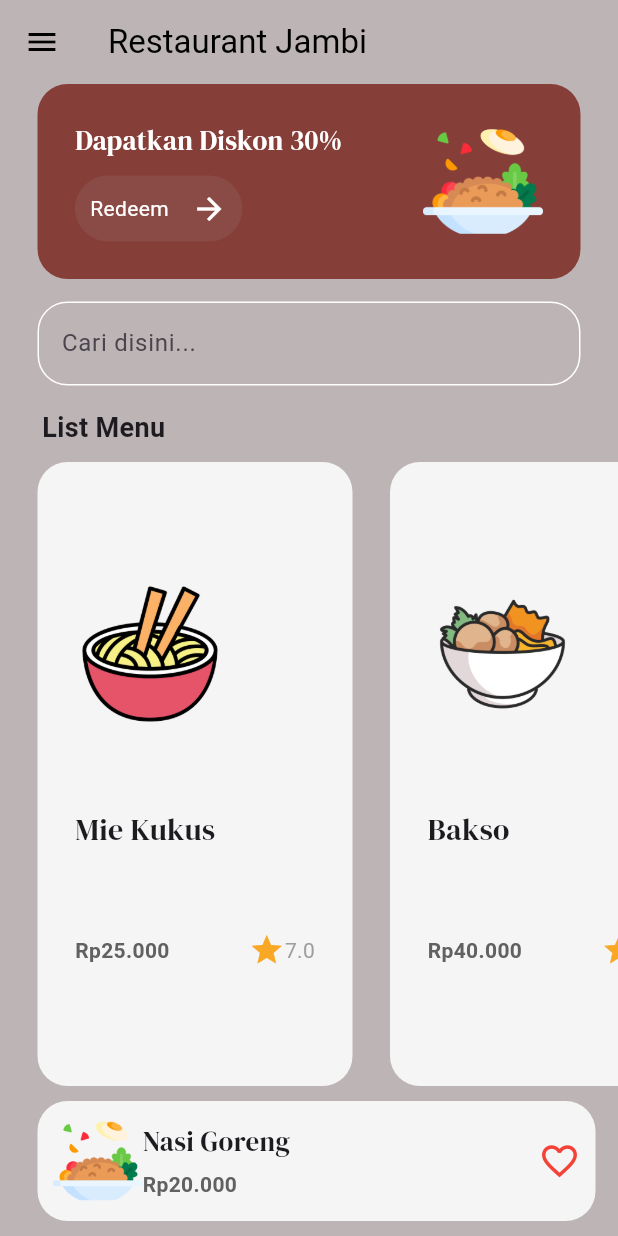
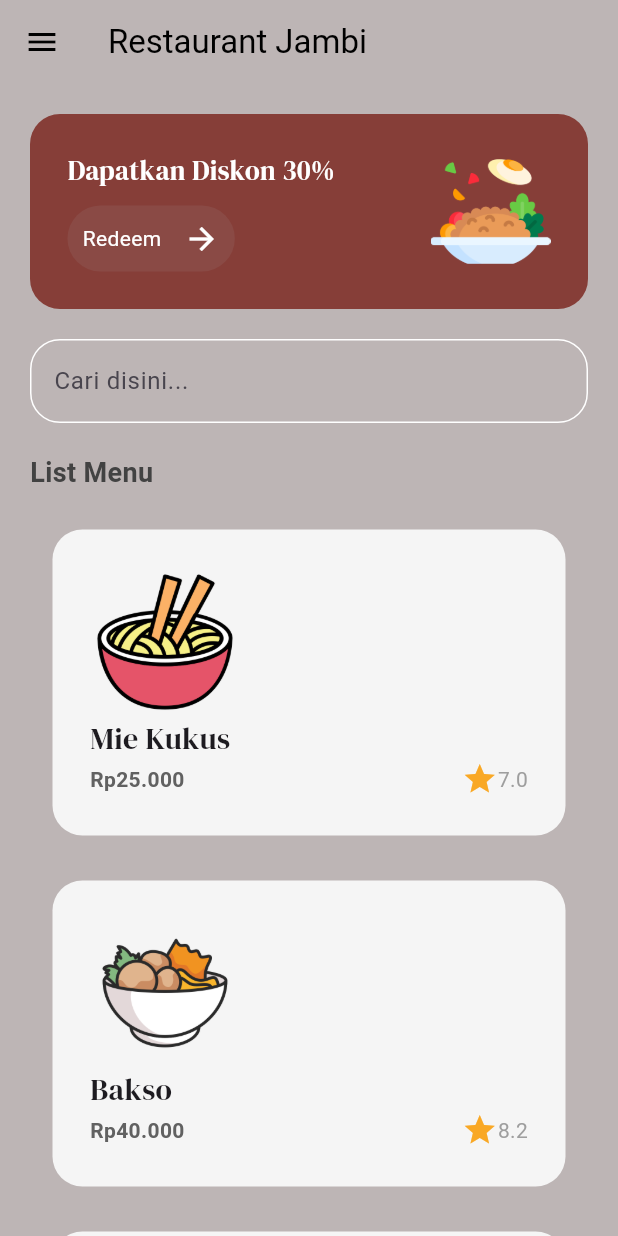
Before and after one commit to Budisyahputra/myapp, a Flutter app: the MenuPage screen opened by its route, on a phone screen of 412 x 824 dp. Run offline on Flutter 3.47's test engine with Material 3 defaults, Android fonts, the phone set to English and light mode, and no system bars; our stand-ins replace google_fonts.

Commit message:
Membuat halaman MenuPage dan DaftarMakanan responsif
- Menyesuaikan ukuran kontainer berdasarkan lebar layar\n- Menggunakan GridView untuk tampilan lebar dan ListView untuk tampilan sempit\n- Menggunakan MediaQuery untuk mendapatkan ukuran layar

```diff
--- a/lib/components/daftar_makanan.dart
+++ b/lib/components/daftar_makanan.dart
@@ -9,12 +9,16 @@ class DaftarMakanan extends StatelessWidget {
 
   @override
   Widget build(BuildContext context) {
+    final screenWidth = MediaQuery.of(context).size.width;
+    final isWideScreen = screenWidth > 600;
+
     return Container(
+      width: isWideScreen ? (screenWidth / 2) - 40 : screenWidth - 50,
       decoration: BoxDecoration(
         color: Colors.grey[100],
         borderRadius: BorderRadius.circular(20),
       ),
-      margin: const EdgeInsets.only(left: 25),
+      margin: const EdgeInsets.all(15),
       padding: const EdgeInsets.all(25),
       child: Column(
         crossAxisAlignment: CrossAxisAlignment.start,
@@ -29,7 +33,7 @@ class DaftarMakanan extends StatelessWidget {
             style: GoogleFonts.dmSerifDisplay(fontSize: 20),
           ),
           SizedBox(
-            width: 160,
+            width: double.infinity,
             height: 25,
             child: Row(
               mainAxisAlignment: MainAxisAlignment.spaceBetween,
@@ -52,7 +56,7 @@ class DaftarMakanan extends StatelessWidget {
                       style: const TextStyle(color: Colors.grey),
                     ),
                   ],
-                )
+                ),
               ],
             ),
           ),
--- a/lib/pages/menu_pages.dart
+++ b/lib/pages/menu_pages.dart
@@ -33,10 +33,25 @@ class _MenuPageState extends State<MenuPage> {
       gambar: "images/fried-rice.png",
       rating: "9.1",
     ),
+    Makanan(
+      nama: "Nasi Goreng",
+      harga: "20.000",
+      gambar: "images/fried-rice.png",
+      rating: "9.1",
+    ),
+    Makanan(
+      nama: "Nasi Goreng",
+      harga: "20.000",
+      gambar: "images/fried-rice.png",
+      rating: "9.1",
+    ),
   ];
 
   @override
   Widget build(BuildContext context) {
+    final screenWidth = MediaQuery.of(context).size.width;
+    final isWideScreen = screenWidth > 600;
+
     return Scaffold(
       backgroundColor: const Color.fromARGB(255, 189, 181, 181),
       appBar: AppBar(
@@ -51,7 +66,10 @@ class _MenuPageState extends State<MenuPage> {
           style: TextStyle(color: Color.fromARGB(255, 0, 0, 0)),
         ),
       ),
-      body: Column(
+      body: SingleChildScrollView(
+        child: Padding(
+          padding: const EdgeInsets.all(20.0),
+          child: Column(
             crossAxisAlignment: CrossAxisAlignment.start,
             children: [
               Container(
@@ -59,7 +77,6 @@ class _MenuPageState extends State<MenuPage> {
                   color: primaryColor,
                   borderRadius: BorderRadius.circular(20),
                 ),
-            margin: const EdgeInsets.symmetric(horizontal: 25),
                 padding: const EdgeInsets.all(25),
                 child: Row(
                   mainAxisAlignment: MainAxisAlignment.spaceBetween,
@@ -88,12 +105,8 @@ class _MenuPageState extends State<MenuPage> {
                   ],
                 ),
               ),
-          const SizedBox(
-            height: 15,
-          ),
-          Padding(
-            padding: const EdgeInsets.symmetric(horizontal: 25.0),
-            child: TextField(
+              const SizedBox(height: 20),
+              TextField(
                 decoration: InputDecoration(
                     focusedBorder: OutlineInputBorder(
                       borderSide: const BorderSide(color: Colors.white),
@@ -105,45 +118,43 @@ class _MenuPageState extends State<MenuPage> {
                     ),
                     hintText: "Cari disini..."),
               ),
-          ),
-          const SizedBox(
-            height: 5,
-          ),
-          Padding(
-            padding: const EdgeInsets.only(
-              left: 28.0,
-              top: 10,
-            ),
-            child: Text(
+              const SizedBox(height: 20),
+              Text(
                 "List Menu",
                 style: TextStyle(
                   fontWeight: FontWeight.bold,
-                color: Colors.grey[80],
+                  color: Colors.grey[800],
                   fontSize: 18,
                 ),
               ),
+              const SizedBox(height: 10),
+              isWideScreen
+                  ? GridView.builder(
+                      shrinkWrap: true,
+                      physics: const NeverScrollableScrollPhysics(),
+                      gridDelegate: const SliverGridDelegateWithFixedCrossAxisCount(
+                        crossAxisCount: 2,
+                        childAspectRatio: 3 / 2,
                       ),
-          const SizedBox(
-            height: 10,
+                      itemCount: menuMakanan.length,
+                      itemBuilder: (context, index) => DaftarMakanan(
+                        makanan: menuMakanan[index],
                       ),
-          Expanded(
-            child: ListView.builder(
-              scrollDirection: Axis.horizontal,
+                    )
+                  : ListView.builder(
+                      shrinkWrap: true,
+                      physics: const NeverScrollableScrollPhysics(),
                       itemCount: menuMakanan.length,
                       itemBuilder: (context, index) => DaftarMakanan(
                         makanan: menuMakanan[index],
                       ),
                     ),
-          ),
-          const SizedBox(
-            height: 10,
-          ),
+              const SizedBox(height: 20),
               Container(
                 decoration: BoxDecoration(
                   color: Colors.grey[100],
                   borderRadius: BorderRadius.circular(20),
                 ),
-            margin: const EdgeInsets.only(left: 25, right: 15, bottom: 10),
                 padding: const EdgeInsets.all(10),
                 child: Row(
                   mainAxisAlignment: MainAxisAlignment.spaceBetween,
@@ -154,9 +165,7 @@ class _MenuPageState extends State<MenuPage> {
                           'images/fried-rice.png',
                           height: 60,
                         ),
-                    const SizedBox(
-                      height: 5,
-                    ),
+                        const SizedBox(width: 10),
                         Column(
                           crossAxisAlignment: CrossAxisAlignment.start,
                           children: [
@@ -166,9 +175,7 @@ class _MenuPageState extends State<MenuPage> {
                                 fontSize: 18,
                               ),
                             ),
-                        const SizedBox(
-                          height: 5,
-                        ),
+                            const SizedBox(height: 5),
                             Text(
                               'Rp20.000',
                               style: TextStyle(
@@ -190,6 +197,8 @@ class _MenuPageState extends State<MenuPage> {
               ),
             ],
           ),
+        ),
+      ),
     );
   }
 }
```
Lines whose indentation alone changed are shown as unchanged.
